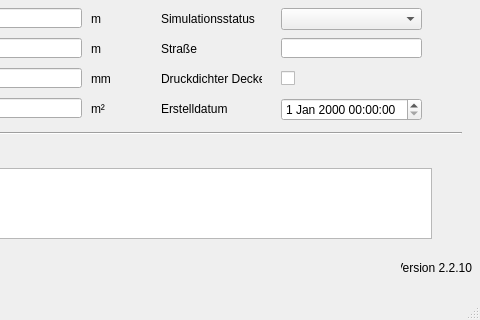
The window that qkan/database/templates/schaechte.ui (hoettges/QKan) describes before a commit, drawn with Qt 5; both pictures show x 169 to 649 and y 112 to 432 of the 649 by 432 pixel window.
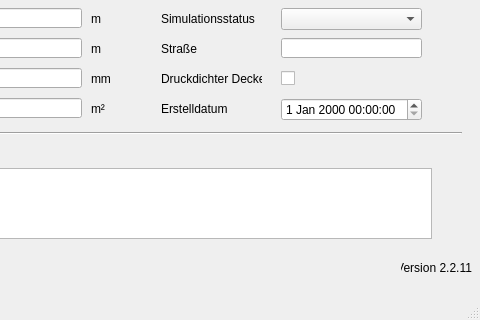
The same window after the commit. Custom widgets are drawn as their Qt base class.

```diff
--- a/qkan/database/templates/schaechte.ui
+++ b/qkan/database/templates/schaechte.ui
@@ -462,7 +462,7 @@
      <string>Version QKan Import</string>
     </property>
     <property name="text">
-     <string>Version 2.2.10</string>
+     <string>Version 2.2.11</string>
     </property>
     <property name="alignment">
      <set>Qt::AlignRight|Qt::AlignTrailing|Qt::AlignVCenter</set>
```
